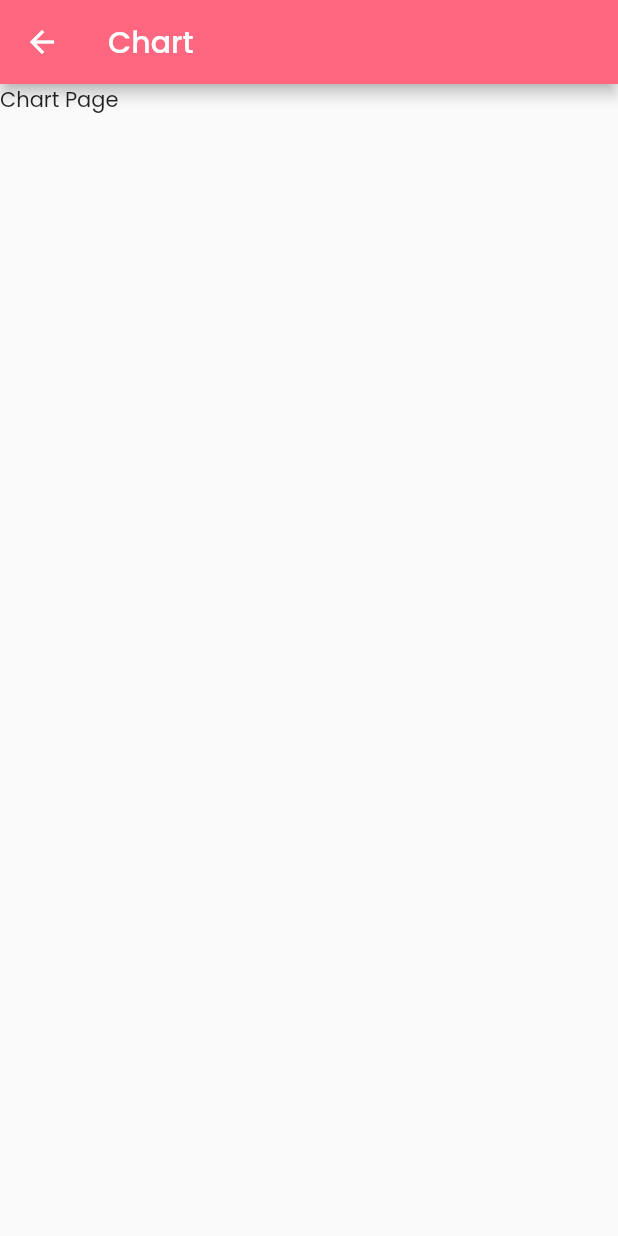
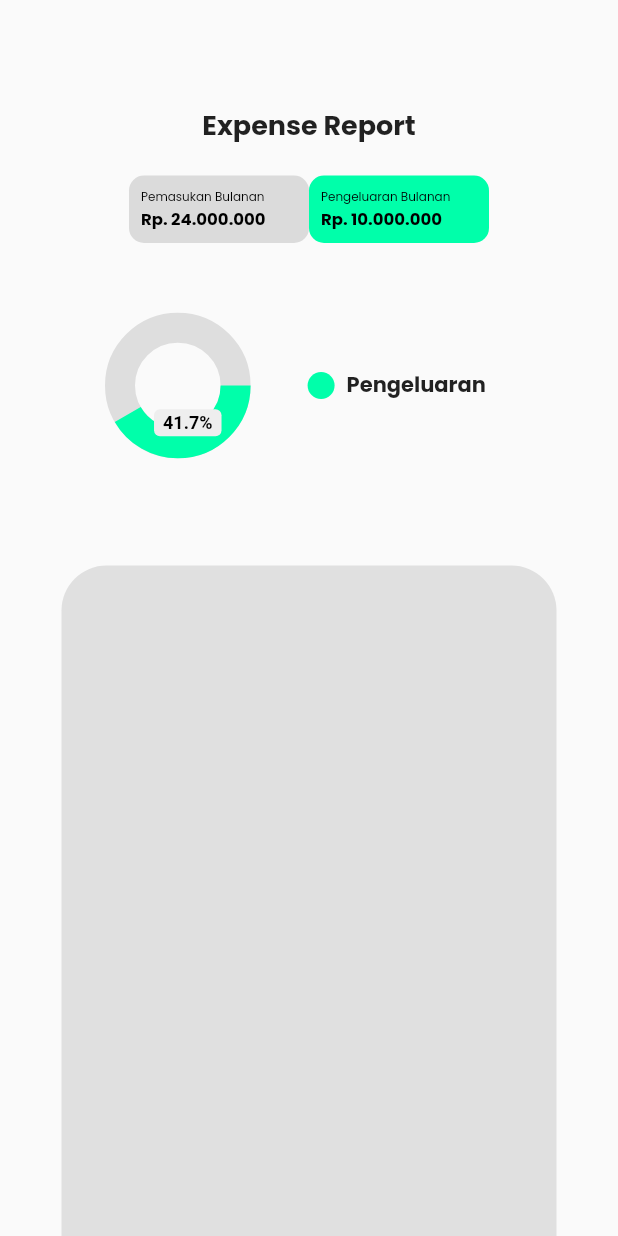
Before and after one commit to davidmahbubi/money-manager-app, a Flutter app: the Chart screen opened directly, on a phone screen of 412 x 824 dp. Run offline on Flutter 3.47's test engine with Material 2 defaults, Android fonts, the phone set to English and light mode, and no system bars; drawn by our look-alikes of pie_chart; our stand-ins replace font_awesome_flutter, line_awesome_flutter.

```diff
--- a/lib/pages/chart.dart
+++ b/lib/pages/chart.dart
@@ -1,4 +1,7 @@
 import 'package:flutter/material.dart';
+import 'package:money_manager_app/util/my_bar.dart';
+import 'package:money_manager_app/util/my_card.dart';
+import 'package:money_manager_app/util/my_piechart.dart';
 
 class Chart extends StatelessWidget {
   const Chart({Key? key}) : super(key: key);
@@ -6,10 +9,31 @@ class Chart extends StatelessWidget {
   @override
   Widget build(BuildContext context) {
     return Scaffold(
-      appBar: AppBar(
-        title: const Text('Chart'),
+      body: Center(
+        child: Column(
+          children: <Widget>[
+            Container(
+              padding: EdgeInsets.fromLTRB(20, 70, 20, 20),
+              child: Text(
+                "Expense Report",
+                style: TextStyle(
+                  fontSize: 18,
+                  fontWeight: FontWeight.bold,
+                ),
+              ),
+            ),
+            MyCard(),
+            SizedBox(
+              height: 5,
+            ),
+            MyPieChart(),
+            SizedBox(
+              height: 5,
+            ),
+            MyBar()
+          ],
+        ),
       ),
-      body: const Text('Chart Page'),
     );
   }
 }
--- /dev/null
+++ b/lib/util/my_bar.dart
@@ -0,0 +1,94 @@
+import 'package:flutter/cupertino.dart';
+import 'package:flutter/material.dart';
+import 'package:flutter/src/foundation/key.dart';
+import 'package:flutter/src/widgets/framework.dart';
+
+class MyBar extends StatelessWidget {
+  const MyBar({Key? key}) : super(key: key);
+
+  @override
+  Widget build(BuildContext context) {
+    return Expanded(
+      child: SingleChildScrollView(
+        physics: const BouncingScrollPhysics(),
+        child: ListView(
+          shrinkWrap: true,
+          children: [
+            Center(
+              child: Stack(
+                children: <Widget>[
+                  Center(
+                    child: Column(
+                      children: [
+                        Container(
+                          width: 400.0,
+                          height: 25.0,
+                        ),
+                        Container(
+                          decoration: BoxDecoration(
+                            color: Color.fromARGB(255, 224, 224, 224),
+                            borderRadius: BorderRadius.all(
+                              Radius.circular(30),
+                            ),
+                          ),
+                          width: 330.0,
+                          height: 500.0,
+                        )
+                      ],
+                    ),
+                  ),
+                ],
+              ),
+            ),
+            Center(
+              child: Container(
+                decoration: BoxDecoration(
+                  color: Color.fromARGB(255, 111, 233, 255),
+                  borderRadius: BorderRadius.all(
+                    Radius.circular(10),
+                  ),
+                ),
+                width: 300.0,
+                height: 45.0,
+                alignment: Alignment.topCenter,
+                child: Row(
+                  mainAxisAlignment: MainAxisAlignment.center,
+                  children: [
+                    Container(
+                      width: 30.0,
+                      height: 30.0,
+                      child: Padding(
+                        padding: const EdgeInsets.all(8.0),
+                        child: Icon(
+                          Icons.favorite,
+                          color: Color.fromARGB(255, 32, 32, 32),
+                          size: 24.0,
+                        ),
+                      ),
+                    ),
+                    Container(
+                      width: 250.0,
+                      height: 30.0,
+                      child: Padding(
+                        padding: const EdgeInsets.all(4.0),
+                        child: Text(
+                          "You need to save 25K everyday",
+                          textAlign: TextAlign.center,
+                          style: TextStyle(
+                            fontSize: 14,
+                            color: Color.fromARGB(255, 34, 34, 34),
+                            fontWeight: FontWeight.normal,
+                          ),
+                        ),
+                      ),
+                    ),
+                  ],
+                ),
+              ),
+            ),
+          ],
+        ),
+      ),
+    );
+  }
+}
--- /dev/null
+++ b/lib/util/my_card.dart
@@ -0,0 +1,86 @@
+import 'package:flutter/material.dart';
+
+class MyCard extends StatelessWidget {
+  const MyCard({Key? key}) : super(key: key);
+
+  @override
+  Widget build(BuildContext context) {
+    return Container(
+      child: Row(
+        mainAxisAlignment: MainAxisAlignment.center,
+        children: [
+          Container(
+            decoration: BoxDecoration(
+                color: Color.fromARGB(255, 219, 219, 219),
+                borderRadius: BorderRadius.all(Radius.circular(10))),
+            margin: const EdgeInsets.all(0.0),
+            width: 120.0,
+            height: 45.0,
+            child: Padding(
+              padding: const EdgeInsets.all(8.0),
+              child: Column(
+                crossAxisAlignment: CrossAxisAlignment.start,
+                children: [
+                  Text(
+                    "Pemasukan Bulanan",
+                    style: TextStyle(
+                      color: Colors.black,
+                      fontWeight: FontWeight.normal,
+                      fontSize: 8,
+                    ),
+                  ),
+                  SizedBox(
+                    height: 1,
+                  ),
+                  Text(
+                    "Rp. 24.000.000",
+                    style: TextStyle(
+                      color: Colors.black,
+                      fontWeight: FontWeight.bold,
+                      fontSize: 11,
+                    ),
+                  ),
+                ],
+              ),
+            ),
+          ),
+          Container(
+            decoration: BoxDecoration(
+                color: Color.fromARGB(255, 0, 255, 170),
+                borderRadius: BorderRadius.all(Radius.circular(10))),
+            margin: const EdgeInsets.all(0.0),
+            width: 120.0,
+            height: 45.0,
+            child: Padding(
+              padding: const EdgeInsets.all(8.0),
+              child: Column(
+                crossAxisAlignment: CrossAxisAlignment.start,
+                children: [
+                  Text(
+                    "Pengeluaran Bulanan",
+                    style: TextStyle(
+                      color: Colors.black,
+                      fontWeight: FontWeight.normal,
+                      fontSize: 8,
+                    ),
+                  ),
+                  SizedBox(
+                    height: 1,
+                  ),
+                  Text(
+                    "Rp. 10.000.000",
+                    style: TextStyle(
+                      color: Colors.black,
+                      fontWeight: FontWeight.bold,
+                      fontSize: 11,
+                    ),
+                  ),
+                ],
+              ),
+            ),
+          ),
+        ],
+      ),
+    );
+  }
+}
--- /dev/null
+++ b/lib/util/my_piechart.dart
@@ -0,0 +1,33 @@
+import 'package:flutter/material.dart';
+import 'package:flutter/src/foundation/key.dart';
+import 'package:flutter/src/widgets/framework.dart';
+import 'package:pie_chart/pie_chart.dart';
+
+class MyPieChart extends StatelessWidget {
+  final dataMap = <String, double>{
+    "Pengeluaran": 10000000,
+  };
+
+  final colorList = <Color>[
+    Color.fromARGB(255, 0, 255, 170),
+  ];
+
+  @override
+  Widget build(BuildContext context) {
+    return Container(
+      width: 300,
+      height: 180,
+      padding: EdgeInsets.symmetric(horizontal: 16, vertical: 20),
+      child: PieChart(
+        dataMap: dataMap,
+        chartType: ChartType.ring,
+        baseChartColor: Color.fromARGB(255, 63, 63, 63).withOpacity(0.15),
+        colorList: colorList,
+        chartValuesOptions: ChartValuesOptions(
+          showChartValuesInPercentage: true,
+        ),
+        totalValue: 24000000,
+      ),
+    );
+  }
+}
```
Also changed, not shown: lib/pages/account.dart (+108 -3 lines), pubspec.yaml (+6 -1 lines), assets/images/bank_dana.jpg (added), assets/images/bank_linkaja.png (added), assets/images/bank_mandiri.png (added), pubspec.lock.
